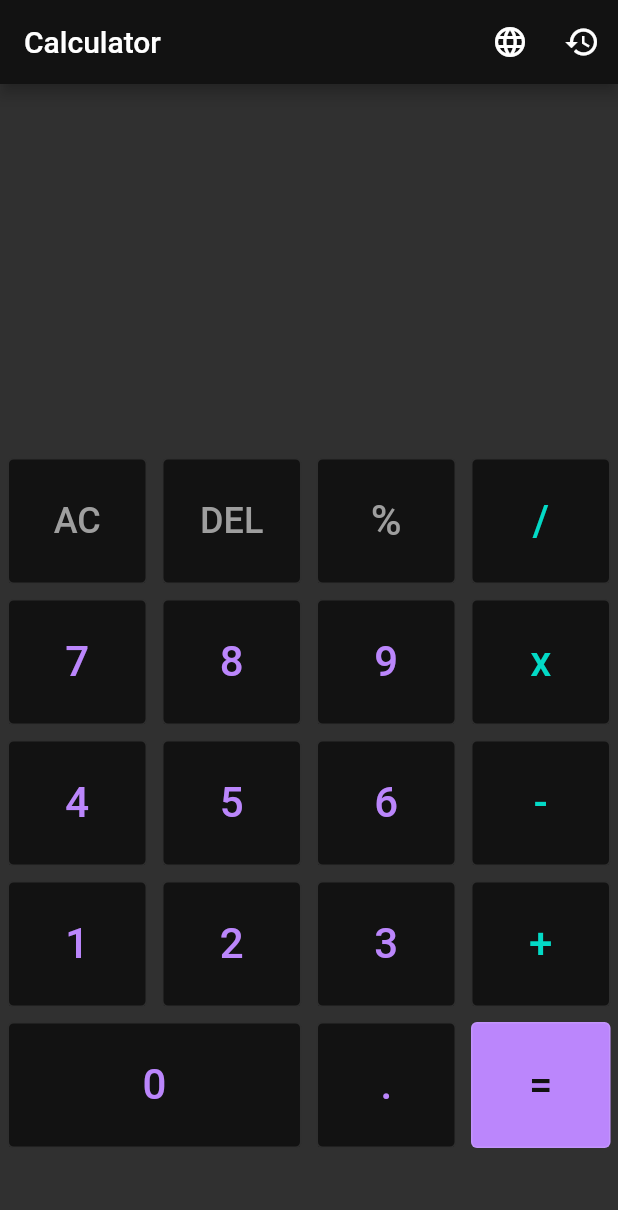
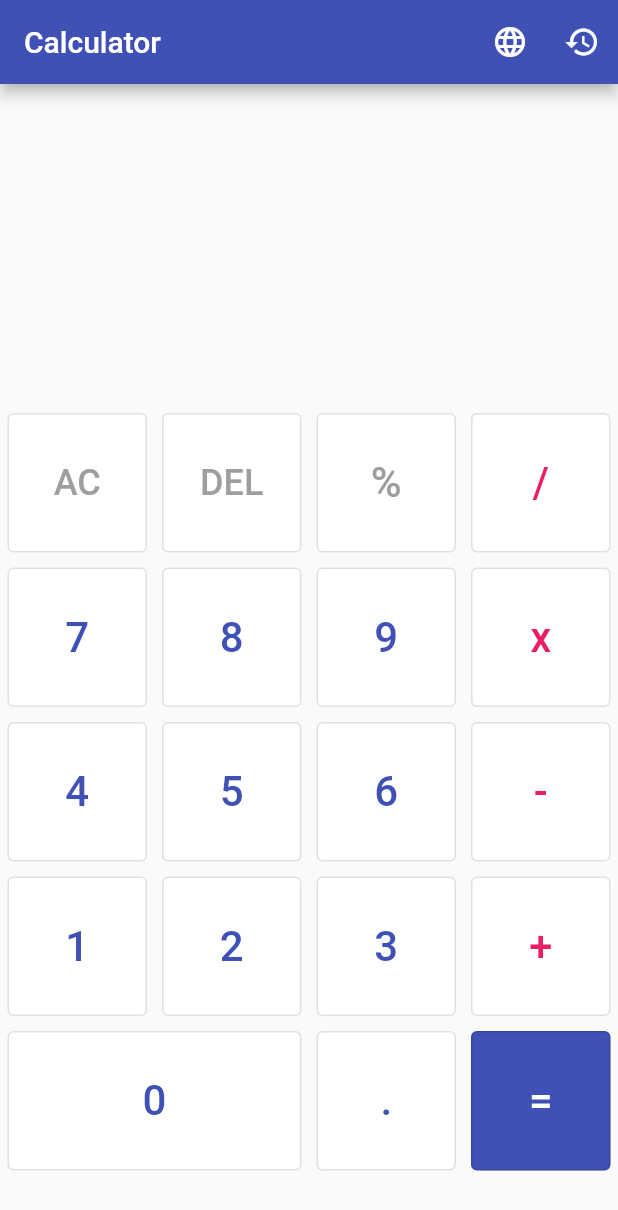
Before and after one commit to pureduck2/calculator, a Flutter app: the screen it shows after launch, on a phone screen of 412 x 824 dp. Shown: the top 1210 px of the screen. Run offline on Flutter 3.47's test engine with Material 2 defaults, Android fonts, the phone set to English and light mode, and no system bars; our stand-ins replace fluttertoast, math_expressions, shared_preferences; generated files the repository leaves out were written again.

Commit message:
Small ui fixes

```diff
--- a/lib/app.dart
+++ b/lib/app.dart
@@ -52,7 +52,7 @@ class _MyAppState extends State<MyApp> {
               .copyWith(background: Colors.white)
               .copyWith(secondary: Colors.pink)),
       darkTheme: ThemeData.dark().copyWith(colorScheme: const ColorScheme.dark()),
-      themeMode: ThemeMode.dark,
+      themeMode: ThemeMode.system,
       initialRoute: '/',
       routes: {
         '/': (context) => const Calculator(),
--- a/lib/screens/calculator.dart
+++ b/lib/screens/calculator.dart
@@ -130,8 +130,7 @@ class _CalculatorState extends State<Calculator> {
         var equation = secondEquation.replaceAll('x', '*');
         if (isSymbol(getLast(equation))) {
           Fluttertoast.showToast(
-              msg: AppLocalizations.of(context)!.incorrectFormatUsed,
-              backgroundColor: Colors.transparent);
+              msg: AppLocalizations.of(context)!.incorrectFormatUsed);
         }
         Expression exp = p.parse(equation);
         ContextModel cm = ContextModel();
@@ -201,14 +200,12 @@ class _CalculatorState extends State<Calculator> {
                 onPressed: () {
                   MyApp.of(context)!.toggleLocale();
                 },
-                icon: const Icon(Icons.language)
-            ),
+                icon: const Icon(Icons.language)),
             IconButton(
                 onPressed: () {
                   Navigator.pushNamed(context, '/history');
                 },
-                icon: const Icon(Icons.history)
-            ),
+                icon: const Icon(Icons.history)),
           ],
         ),
         body: SafeArea(
--- a/lib/widgets/button.dart
+++ b/lib/widgets/button.dart
@@ -25,16 +25,18 @@ class Button extends StatelessWidget {
 
   @override
   Widget build(BuildContext context) {
+    final mediaQuery = MediaQuery.of(context).size;
+
     return Expanded(
       flex: flex,
-      child: Padding(
+      child: Container(
         padding: const EdgeInsets.all(5.0),
+        height: mediaQuery.height * 0.125,
         child: OutlinedButton(
           onPressed: () {
             onPressed?.call(context, this);
           },
           style: OutlinedButton.styleFrom(
-            minimumSize: const Size.fromHeight(84),
             foregroundColor: foregroundColor,
             backgroundColor: backgroundColor ?? Theme.of(context).colorScheme.background,
           ),
```
